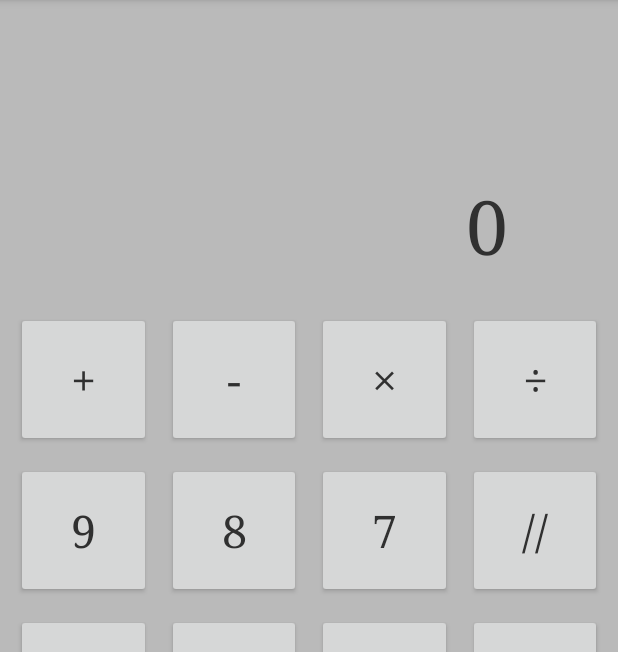
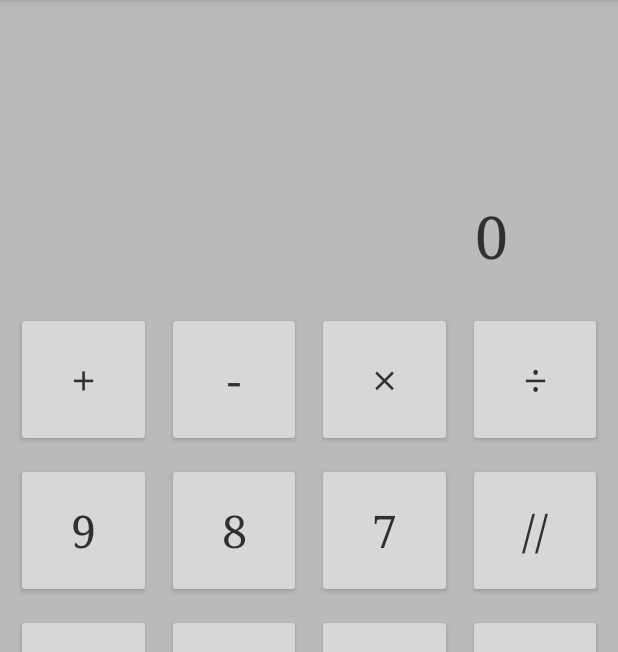
Before and after one commit to EliotChen8/ElectroCalc, an Android app: the screen it shows after launch (MainActivity), on a phone screen of 412 x 824 dp, the part 84-736 px from its top. Run offline under Robolectric (Android 15) with nearby library versions, the phone set to English and light mode, and no system bars.

Commit message:
Update activity_main.xml
Optimize of the font size.

```diff
--- a/app/src/main/res/layout/activity_main.xml
+++ b/app/src/main/res/layout/activity_main.xml
@@ -40,7 +40,7 @@
                 android:scrollbars="vertical"
                 android:text="0"
                 android:textColor="#303030"
-                android:textSize="50sp" />
+                android:textSize="39sp" />
 
             <GridLayout
                 android:layout_width="match_parent"
```
